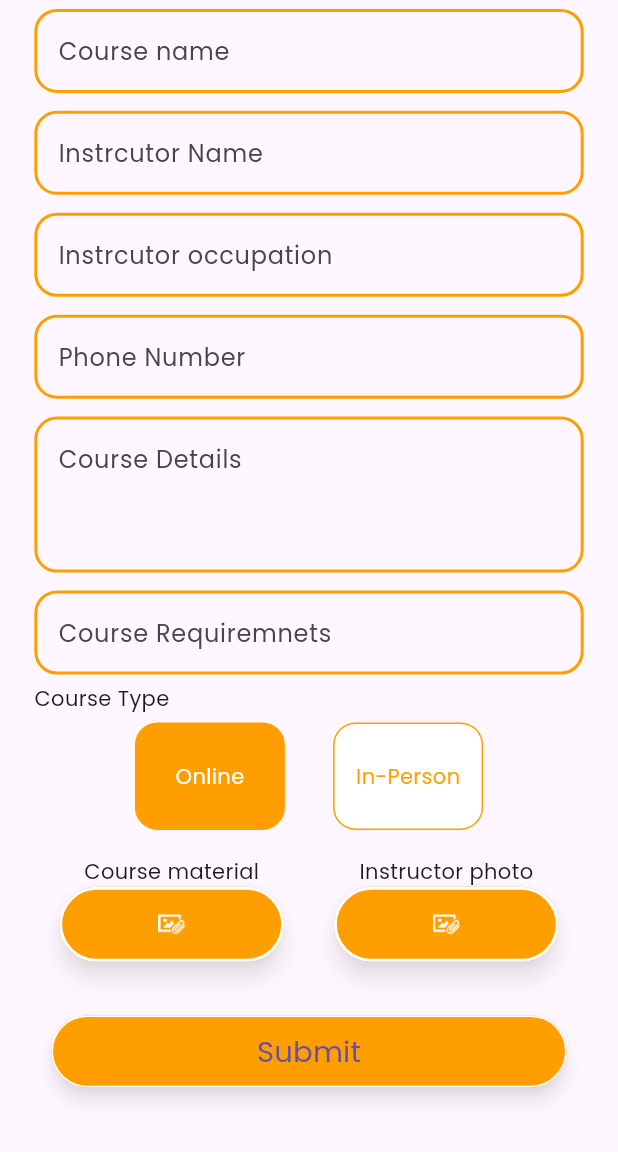
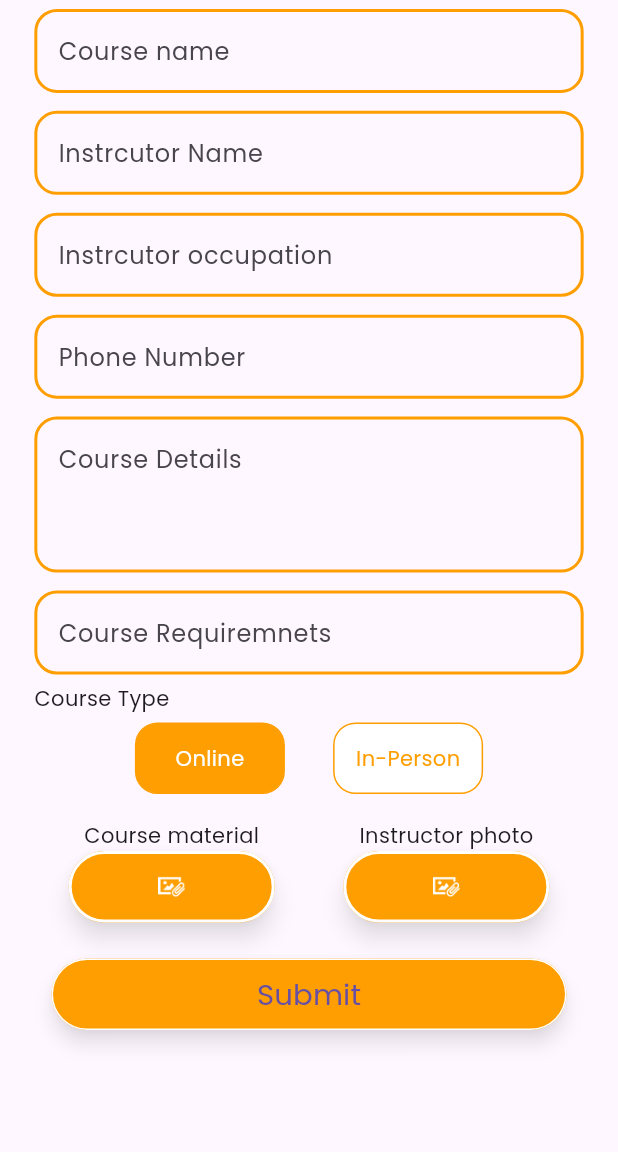
Before and after one commit to axelabbas/isc_app, a Flutter app: the NewCourseForm screen opened directly, on a phone screen of 412 x 824 dp, the part 84-1236 px from its top. Run offline on Flutter 3.47's test engine with Material 3 defaults, Android fonts, the phone set to English and light mode, and no system bars; our stand-ins replace flutter_screenutil, infinite_carousel.

Commit message:
minor adjustments

```diff
--- a/lib/views/screens/courses/newCourse.dart
+++ b/lib/views/screens/courses/newCourse.dart
@@ -81,9 +81,12 @@
                   ],
                 ),
                 SizedBox(
-                  height: 30.h,
+                  height: 20.h,
                 ),
-                mainButtonWidget(text: "Submit", buttonClick: () {})
+                mainButtonWidget(text: "Submit", buttonClick: () {}),
+                SizedBox(
+                  height: 20.h,
+                ),
               ],
             ),
           ),
--- a/lib/views/screens/lab/labHome.dart
+++ b/lib/views/screens/lab/labHome.dart
@@ -34,7 +34,7 @@
               ),
             ),
             SizedBox(
-              height: 60.h,
+              height: 50.h,
             ),
             mainButtonWidget(
               text: "Pitch us in!",
--- a/lib/views/screens/lab/newLabForm.dart
+++ b/lib/views/screens/lab/newLabForm.dart
@@ -66,7 +66,7 @@
                     types: projectTypes,
                     selectedValueIndex: selectedValueIndex),
                 SizedBox(
-                  height: 25.h,
+                  height: 15.h,
                 ),
                 buttonHintWidget(
                     title: "Project Photos",
--- a/lib/views/widgets/labWidgets/listOfTypes.dart
+++ b/lib/views/widgets/labWidgets/listOfTypes.dart
@@ -18,7 +18,7 @@
   Widget build(BuildContext context) {
     return Center(
       child: Container(
-        height: 60.h,
+        height: 40.h,
         alignment: Alignment.center,
         width: MediaQuery.of(context).size.width,
         child: ListView.builder(
--- a/lib/views/widgets/workshopsWidgets.dart/hintButtonWidget.dart
+++ b/lib/views/widgets/workshopsWidgets.dart/hintButtonWidget.dart
@@ -1,4 +1,5 @@
 import 'package:flutter/material.dart';
+import 'package:flutter_screenutil/flutter_screenutil.dart';
 import 'package:iscapp/models/colorsClass.dart';
 
 class buttonHintWidget extends StatelessWidget {
@@ -16,8 +17,8 @@
       children: [
         Text(title),
         SizedBox(
-            height: 50,
-            width: 150,
+            height: 40.h,
+            width: 120.w,
             child: ElevatedButton(
               onPressed: () {},
               style: ElevatedButton.styleFrom(
```
